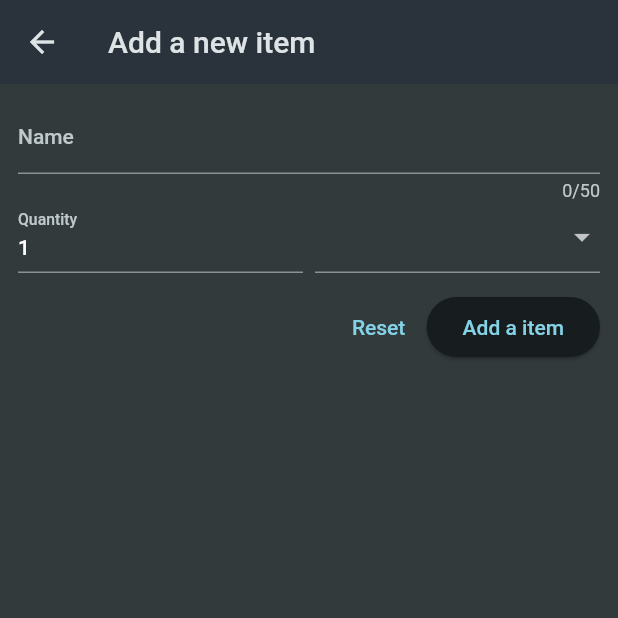
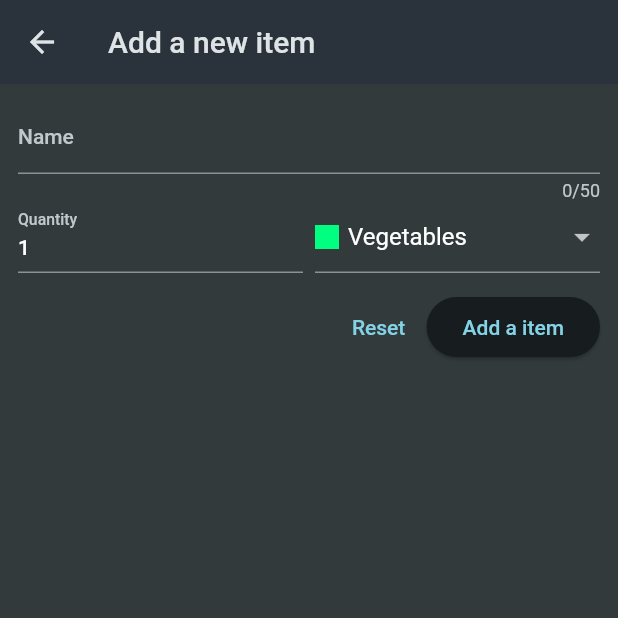
Before and after one commit to vaishali-mukati/My_Shopping_App, a Flutter app: the screen it shows after launch, after a tap on the "add" icon, on a phone screen of 412 x 824 dp, the top half of it. Run offline on Flutter 3.47's test engine with Material 2 defaults, Android fonts, the phone set to English and light mode, and no system bars; network calls fail.

Commit message:
final commit

```diff
--- a/lib/widget/grocery_list.dart
+++ b/lib/widget/grocery_list.dart
@@ -1,6 +1,9 @@
+import 'dart:convert';
 import 'package:flutter/material.dart';
-import 'package:shopping_list/data/dummy_items.dart';
+import 'package:http/http.dart' as http;
+import 'package:shopping_list/data/categories.dart';
 import 'package:shopping_list/widget/new_item.dart';
+import 'package:shopping_list/modals/grocery_item.dart';
 
 class GroceryList extends StatefulWidget {
   const GroceryList({super.key});
@@ -9,35 +12,134 @@ class GroceryList extends StatefulWidget {
     return _GroceryListState();
   }
 }
-class _GroceryListState extends State<GroceryList>{
 
+class _GroceryListState extends State<GroceryList> {
+  List<GroceryItem> _groceryItems = [];
+  var _isLoading = true;
 
-  void _addIcon(){
-     Navigator.of(context).push(MaterialPageRoute(builder: (ctx) => const NewItem()));
+  String? error;
+
+  @override
+  void initState() {
+    super.initState();
+    loadItems();
+  }
+
+  void loadItems() async {
+    final url = Uri.https(
+        'flutter-pref-c1bc5-default-rtdb.firebaseio.com', 'shopping-list.json');
+
+    final response = await http.get(url);
+
+    if (response.statusCode >= 400) {
+      setState(() {
+        error = 'failed to fetch data.Please try again later';
+      });
+    }
+    print(response.statusCode);
+    if (response.body == 'null') {
+      setState(() {
+        _isLoading = false;
+      });
+      return;
+    }
+
+    final Map<String, dynamic> listData = json.decode(response.body);
+    final List<GroceryItem> loadItem = [];
+    for (final item in listData.entries) {
+      try {
+        final category = categories.entries
+            .firstWhere(
+              (catItem) => catItem.value.title.toString() == item.value['category'].toString(),
+            )
+            .value;
+
+        loadItem.add(
+          GroceryItem(
+            id: item.key,
+            name: item.value['name'],
+            quantity: item.value['quantity'],
+            category: category,
+          ),
+        );
+      } catch (e, s) {
+        print('============Error $e, $s');
+      }
+    }
+    setState(() {
+      _groceryItems = loadItem;
+      _isLoading = false;
+    });
+    print(response.body);
+  }
+
+  void _addIcon() async {
+    final newItem = await Navigator.of(context).push<GroceryItem>(
+      MaterialPageRoute(builder: (ctx) => const NewItem()),
+    );
+    if (newItem == null) {
+      return;
+    }
+    setState(() {
+      _groceryItems.add(newItem);
+    });
+  }
+
+  void _removeItem(GroceryItem item) {
+    final url = Uri.https('flutter-pref-c1bc5-default-rtdb.firebaseio.com',
+        'shopping-list/${item.id}.json');
+    http.delete(url);
+    setState(() {
+      _groceryItems.remove(item);
+    });
   }
 
   @override
   Widget build(BuildContext context) {
-       return Scaffold(
-           appBar: AppBar(
-             title:const Text('Your Grocery'),
-             actions: [
-               IconButton(
-                   onPressed: _addIcon,
-                   icon:const  Icon(Icons.add)),
-             ],
-           ),
-         body: ListView.builder(
-           itemCount: groceryItems.length,
-             itemBuilder: (ctx,index) => ListTile(
-               title: Text(groceryItems[index].name),
+    Widget context = const Center(
+      child: Text('No items added yet.'),
+    );
+
+    if (_isLoading) {
+      context = const Center(
+        child: CircularProgressIndicator(),
+      );
+    }
+
+    if (_groceryItems.isNotEmpty) {
+      context = ListView.builder(
+        itemCount: _groceryItems.length,
+        itemBuilder: (ctx, index) => Dismissible(
+          onDismissed: (direction) {
+            _removeItem(_groceryItems[index]);
+          },
+          key: ValueKey(_groceryItems[index].id),
+          child: ListTile(
+            title: Text(_groceryItems[index].name),
             leading: Container(
               width: 24,
               height: 24,
-                 color: groceryItems[index].category.color,
+              color: _groceryItems[index].category.color,
             ),
-               trailing: Text(groceryItems[index].quantity.toString()),
-             )),
+            trailing: Text(_groceryItems[index].quantity.toString()),
+          ),
+        ),
+      );
+    }
+
+    if (error != null) {
+      context = Center(
+        child: Text(error!),
+      );
+    }
+    return Scaffold(
+      appBar: AppBar(
+        title: const Text('Your Grocery'),
+        actions: [
+          IconButton(onPressed: _addIcon, icon: const Icon(Icons.add)),
+        ],
+      ),
+      body: context,
     );
   }
 }
--- a/lib/widget/new_item.dart
+++ b/lib/widget/new_item.dart
@@ -1,6 +1,13 @@
+import 'dart:convert';
+
 import 'package:flutter/material.dart';
+
+import 'package:http/http.dart' as http;
+
 import 'package:shopping_list/data/categories.dart';
 import 'package:shopping_list/modals/category.dart';
+import 'package:shopping_list/modals/grocery_item.dart';
+
 
 class NewItem extends StatefulWidget{
   const NewItem({super.key});
@@ -11,6 +18,45 @@ class NewItem extends StatefulWidget{
 
   }
   class _NewItemState extends State<NewItem>{
+  final _formKey =  GlobalKey<FormState>();
+  var _enterdName = '';
+  var _enteredQuantity = 1;
+  var _selectedCategory = categories[Categories.vegetables]!;
+  var _isSending = false;
+
+  void _saveItem() async{
+   if(_formKey.currentState!.validate()) {
+     _formKey.currentState!.save();
+     setState(() {
+       _isSending = true;
+     });
+
+     final url = Uri.https('flutter-pref-c1bc5-default-rtdb.firebaseio.com','shopping-list.json');
+      final response = await http.post(
+          url,headers: {
+        'Content-Type':'application/json',
+      },
+      body: json.encode({
+          'name': _enterdName,
+          'quantity': _enteredQuantity,
+          'category':_selectedCategory.title,
+            }
+          ),
+      );
+         print(response.statusCode);
+         print(response.body);
+
+         final Map<String , dynamic> resData = json.decode(response.body);
+         if(!context.mounted){
+           return;
+         }
+       Navigator.of(context).pop(GroceryItem(
+           id : resData['name'],
+           name: _enterdName,
+           quantity:_enteredQuantity,
+           category:_selectedCategory));
+   }
+  }
   @override
   Widget build(BuildContext context) {
     return Scaffold(
@@ -20,6 +66,7 @@ class NewItem extends StatefulWidget{
       body: Padding(
          padding: const EdgeInsets.all(12),
            child:Form(
+             key:_formKey,
             child: Column(
                children: [
                     TextFormField(
@@ -28,9 +75,19 @@ class NewItem extends StatefulWidget{
                         label: Text('Name'),
                       ),
                       validator: (value){
-                            return 'Demo';
+                            if(value == null||
+                               value.isEmpty||
+                               value.trim().length <= 1||
+                               value.trim().length > 50){
+                              return 'Must be between 1 and 50 characters';
+                            }
+                            return null;
                       },
+                        onSaved:(value){
+                      _enterdName = value!;
+                        },
                     ),
+
                 Row(
                       crossAxisAlignment: CrossAxisAlignment.end,
                       children: [
@@ -39,12 +96,26 @@ class NewItem extends StatefulWidget{
                           decoration:const InputDecoration(
                             label: Text('Quantity'),
                           ),
-                          initialValue: '1',
+                          initialValue: _enteredQuantity.toString(),
+                          keyboardType: TextInputType.number,
+                          validator: (value) {
+                            if (value == null ||
+                                value.isEmpty ||
+                                int.tryParse(value) == null ||
+                                int.tryParse(value)! <= 0) {
+                              return 'Must be a valid, positive number';
+                            }
+                            return null;
+                          },
+                          onSaved:(value){
+                            _enteredQuantity = int.parse(value!);
+                          }
                         ),
                        ),
                           const SizedBox(width: 8),
                           Expanded(child:
                              DropdownButtonFormField(
+                               value:_selectedCategory ,
                               items: [
                                 for(final category in categories.entries)
                                   DropdownMenuItem(
@@ -62,7 +133,12 @@ class NewItem extends StatefulWidget{
                                     ),
                                   ),
                                 ],
-                                onChanged: (value){}
+                                onChanged: (value){
+                                 setState(() {
+                                   _selectedCategory = value!;
+                                 });
+
+                                }
                               ),
                           ) ,
                        ],
@@ -72,12 +148,20 @@ class NewItem extends StatefulWidget{
                   mainAxisAlignment:MainAxisAlignment.end,
                   children: [
                     TextButton(
-                        onPressed: (){},
+                        onPressed: _isSending ? null :(){
+                          _formKey.currentState!.reset();
+                        },
                         child: const Text('Reset'),
                     ),
                     ElevatedButton(
-                        onPressed:(){} ,
-                        child:const Text('Add a item'),
+                        onPressed: _isSending ? null :_saveItem ,
+                        child:_isSending ?
+                        const  SizedBox(
+                           width: 16,
+                           height: 16,
+                           child: CircularProgressIndicator(),
+                        )
+                            :const Text('Add a item'),
                     ),
                   ],
                 ) ,
--- a/pubspec.yaml
+++ b/pubspec.yaml
@@ -35,6 +35,7 @@ dependencies:
   # The following adds the Cupertino Icons font to your application.
   # Use with the CupertinoIcons class for iOS style icons.
   cupertino_icons: ^1.0.2
+  http: ^1.1.0
 
 dev_dependencies:
   flutter_test:
```
Also changed, not shown: pubspec.lock. Lines whose indentation alone changed are shown as unchanged.
